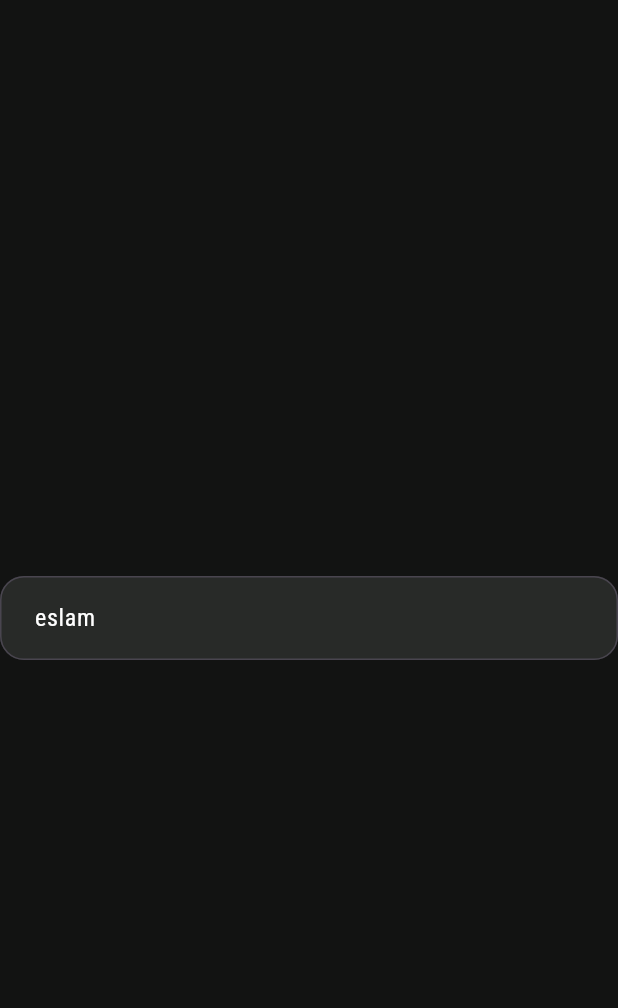
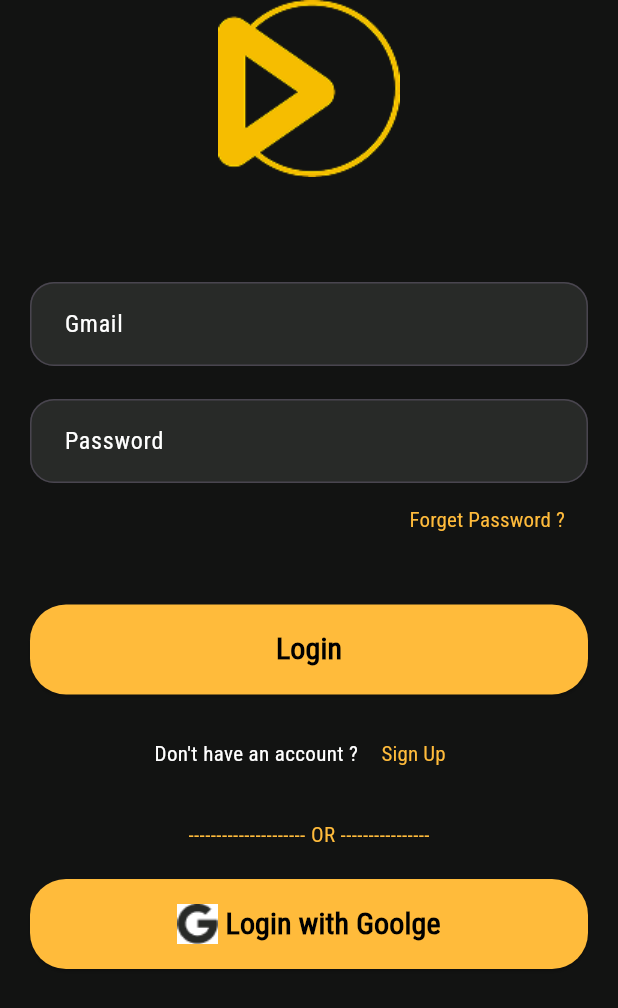
Before and after one commit to Ashraf-Khaled-2005/Movie_App, a Flutter app: the LoginView screen opened by its route, on a phone screen of 412 x 824 dp. Shown: the top 1008 px of the screen. Run offline on Flutter 3.47's test engine with Material 3 defaults, Android fonts, the phone set to English and light mode, and no system bars; our stand-ins replace go_router.

Commit message:
finish ui of login

```diff
--- a/lib/core/utils/assets.dart
+++ b/lib/core/utils/assets.dart
@@ -43,6 +43,11 @@ class Assets {
   /// Assets for assetsImagesGroup 21
   /// assets/images/Group 21.png
   static const String assetsImagesGroup21 = "assets/images/Group 21.png";
+
+  /// Assets for assetsImagesIcon Google
+  /// assets/images/icon _google_.jpg
+  static const String assetsImagesIconGoogle =
+      "assets/images/icon _google_.jpg";
 
   /// Assets for assetsImagesIcon Identification
   /// assets/images/icon _Identification_.png
--- a/lib/core/widget/Textfield.dart
+++ b/lib/core/widget/Textfield.dart
@@ -5,24 +5,23 @@ import 'package:movie_app/core/utils/assets.dart';
 class GmailStyleTextField extends StatelessWidget {
   final String labelText;
   final bool obscureText;
-  final TextEditingController? controller;
-  final ValueChanged<String>? onChanged;
+  final String icon;
+  final void Function(String?)? onsaved;
   final TextInputType? keyboardType;
-  final String? errorText;
 
   const GmailStyleTextField({
     super.key,
     required this.labelText,
     this.obscureText = false,
-    this.controller,
-    this.onChanged,
+    this.onsaved,
     this.keyboardType,
-    this.errorText,
+    required this.icon,
   });
 
   @override
   Widget build(BuildContext context) {
     return TextFormField(
+      onSaved: onsaved,
       obscureText: obscureText,
       style: AppTextStyles.regular16.copyWith(
         color: Colors.white,
@@ -34,10 +33,9 @@ class GmailStyleTextField extends StatelessWidget {
         labelStyle: AppTextStyles.regular16.copyWith(color: Colors.white),
         prefix: Padding(
           padding: const EdgeInsets.only(right: 16.0),
-          child: Image.asset(Assets.assetsImagesVector1, width: 20, height: 15),
+          child: Image.asset(icon, width: 20, height: 15),
         ),
         labelText: labelText,
-        errorText: errorText,
         border: OutlineInputBorder(borderRadius: BorderRadius.circular(16)),
         contentPadding: const EdgeInsets.symmetric(
           horizontal: 19,
--- a/lib/core/widget/botton.dart
+++ b/lib/core/widget/botton.dart
@@ -1,6 +1,7 @@
 import 'package:flutter/material.dart';
 import 'package:movie_app/core/const/App_Style.dart';
 import 'package:movie_app/core/const/App_color.dart';
+import 'package:movie_app/core/utils/assets.dart';
 
 class CustomButtom extends StatelessWidget {
   final void Function()? onPressed;
@@ -23,3 +24,32 @@ class CustomButtom extends StatelessWidget {
     );
   }
 }
+
+class LabledCustomButtom extends StatelessWidget {
+  final void Function()? onPressed;
+  final String text;
+  const LabledCustomButtom({super.key, this.onPressed, required this.text});
+
+  @override
+  Widget build(BuildContext context) {
+    return ElevatedButton(
+      style: ElevatedButton.styleFrom(
+        fixedSize: Size(MediaQuery.sizeOf(context).width, 60),
+        backgroundColor: AppColor.primaryColor,
+        shape: RoundedRectangleBorder(borderRadius: BorderRadius.circular(24)),
+      ),
+      onPressed: onPressed,
+      child: Row(
+        mainAxisAlignment: MainAxisAlignment.center,
+        children: [
+          Image.asset(Assets.assetsImagesIconGoogle),
+          SizedBox(width: 5),
+          Text(
+            text,
+            style: AppTextStyles.semiBold20.copyWith(color: Colors.black),
+          ),
+        ],
+      ),
+    );
+  }
+}
--- a/lib/features/auth/presentation/view/login_view.dart
+++ b/lib/features/auth/presentation/view/login_view.dart
@@ -1,5 +1,9 @@
 import 'package:flutter/material.dart';
+import 'package:movie_app/core/const/App_Style.dart';
+import 'package:movie_app/core/const/App_color.dart';
+import 'package:movie_app/core/utils/assets.dart';
 import 'package:movie_app/core/widget/Textfield.dart';
+import 'package:movie_app/core/widget/botton.dart';
 
 class LoginView extends StatelessWidget {
   const LoginView({super.key});
@@ -7,7 +11,84 @@ class LoginView extends StatelessWidget {
   @override
   Widget build(BuildContext context) {
     return Scaffold(
-      body: Center(child: GmailStyleTextField(labelText: "eslam")),
+      body: Padding(
+        padding: const EdgeInsets.symmetric(horizontal: 20.0),
+        child: Login_Body(),
+      ),
     );
   }
 }
+
+class Login_Body extends StatelessWidget {
+  const Login_Body({super.key});
+
+  @override
+  Widget build(BuildContext context) {
+    return Column(
+      crossAxisAlignment: CrossAxisAlignment.center,
+      children: [
+        Image.asset(
+          Assets.assetsImages316662P9J1RJ1221,
+          width: 121,
+          height: 118,
+        ),
+        SizedBox(height: 70),
+        GmailStyleTextField(
+          icon: Assets.assetsImagesVector1,
+
+          labelText: "Gmail",
+          keyboardType: TextInputType.emailAddress,
+          obscureText: false,
+        ),
+        SizedBox(height: 22),
+        GmailStyleTextField(
+          icon: Assets.assetsImagesVector2,
+
+          labelText: "Password",
+          keyboardType: TextInputType.emailAddress,
+          obscureText: true,
+        ),
+        Align(
+          alignment: Alignment.centerRight,
+          child: TextButton(
+            onPressed: () {},
+            child: Text(
+              "Forget Password ? ",
+              style: AppTextStyles.regular14.copyWith(
+                color: AppColor.primaryColor,
+              ),
+            ),
+          ),
+        ),
+        SizedBox(height: 33),
+        CustomButtom(text: "Login", onPressed: () {}),
+        SizedBox(height: 15),
+        Row(
+          mainAxisAlignment: MainAxisAlignment.center,
+          children: [
+            Text(
+              "Don't have an account ? ",
+              style: AppTextStyles.regular14.copyWith(color: Colors.white),
+            ),
+            TextButton(
+              onPressed: () {},
+              child: Text(
+                "Sign Up",
+                style: AppTextStyles.regular14.copyWith(
+                  color: AppColor.primaryColor,
+                ),
+              ),
+            ),
+          ],
+        ),
+        SizedBox(height: 20),
+        Text(
+          "--------------------- OR ----------------",
+          style: TextStyle(color: AppColor.primaryColor),
+        ),
+        SizedBox(height: 20),
+        LabledCustomButtom(text: "Login with Goolge", onPressed: () {}),
+      ],
+    );
+  }
+}
```
Also changed, not shown: assets/images/icon _google_.jpg (added).
